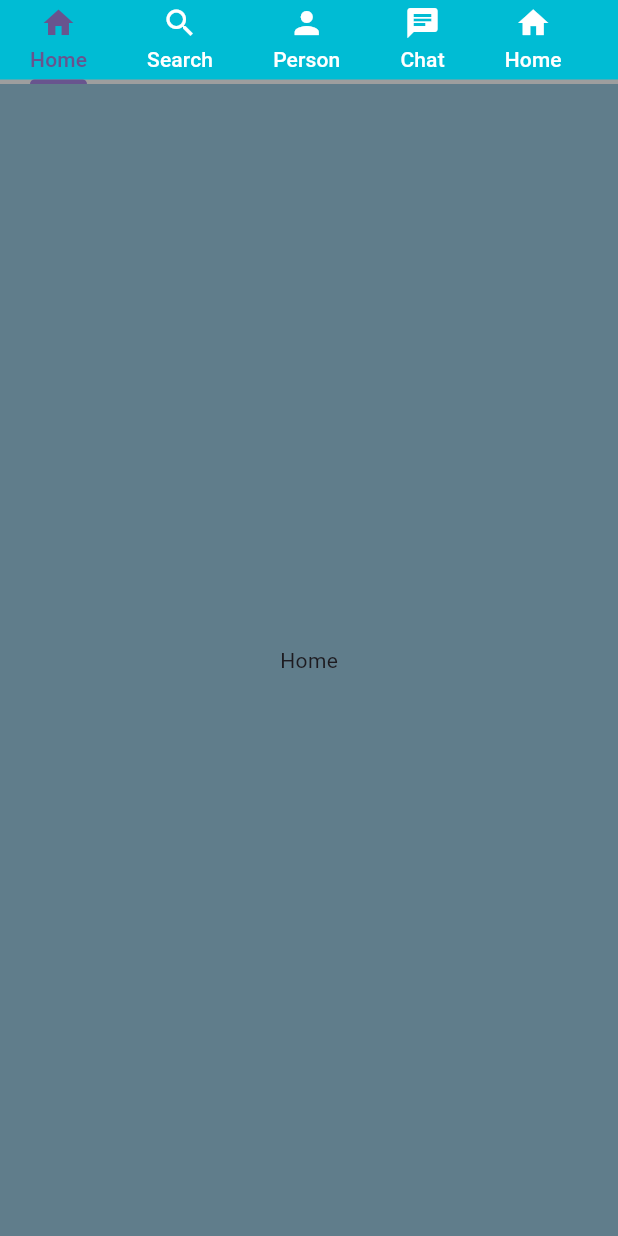
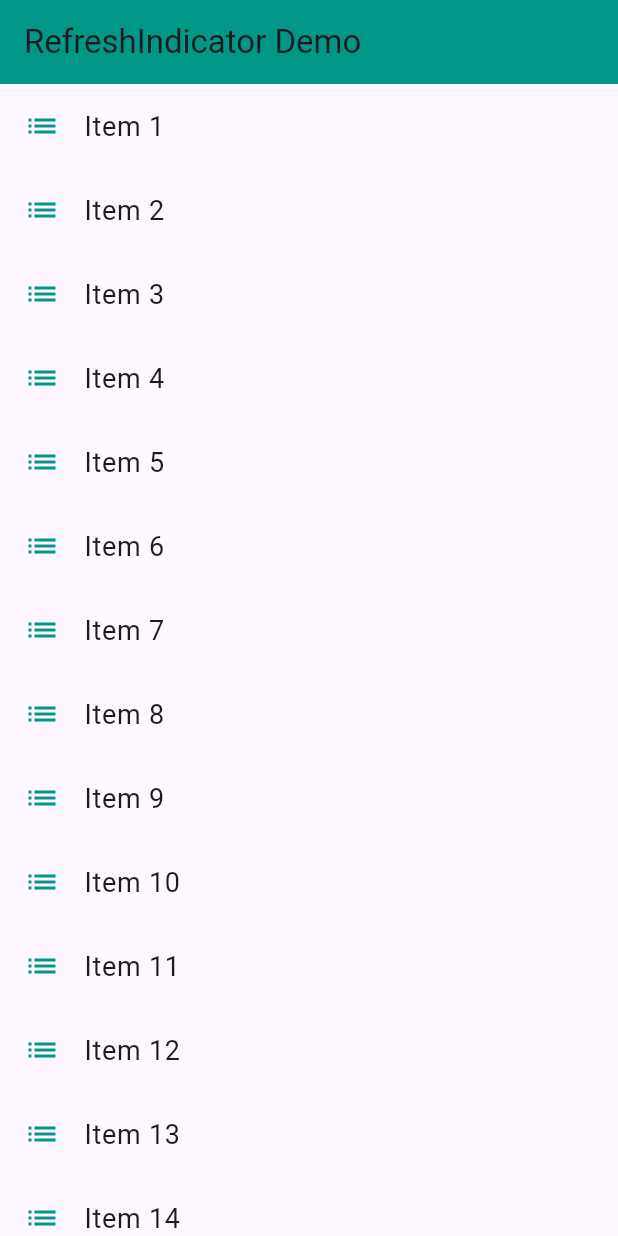
Before and after one commit to KapilMukati-Yunicorn/training_projects, a Flutter app: the screen it shows after launch, on a phone screen of 412 x 824 dp. Run offline on Flutter 3.47's test engine with Material 3 defaults, Android fonts, the phone set to English and light mode, and no system bars; our stand-ins replace cached_network_image, fluttertoast.

Commit message:
updation in navigationBar, tabbar & refresh_indicator

```diff
--- a/lib/flutter_widgets/my_custom_tabs.dart
+++ b/lib/flutter_widgets/my_custom_tabs.dart
@@ -35,7 +35,7 @@ class _MyCustomTabsState extends State<MyCustomTabs> {
               physics: BouncingScrollPhysics(),
               dividerColor: Colors.grey,
               indicatorWeight: 3,
-              // dragStartBehavior: DragStartBehavior.start,
+              dragStartBehavior: DragStartBehavior.down,
               unselectedLabelColor: Colors.white,
 
               unselectedLabelStyle: TextStyle(
--- a/lib/flutter_widgets/refresh_indicator.dart
+++ b/lib/flutter_widgets/refresh_indicator.dart
@@ -153,13 +153,13 @@ class _RefreshExampleState extends State<RefreshExample> {
           },
         ),
       ),
-      // floatingActionButton: FloatingActionButton(
-      //   child: Icon(Icons.refresh),
-      //   onPressed: () {
-      //     print("FAB pressed — showing indicator");
-      //     _refreshKey.currentState?.show();
-      //   },
-      // ),
+      floatingActionButton: FloatingActionButton(
+        child: Icon(Icons.refresh),
+        onPressed: () {
+          print("FAB pressed — showing indicator");
+          _refreshKey.currentState?.show();
+        },
+      ),
     );
   }
 }
@@ -196,3 +196,54 @@ class _CustomToastState extends State<CustomToast> {
     );
   }
 }
+
+class RefreshDemo extends StatefulWidget {
+  @override
+  State<RefreshDemo> createState() => _RefreshDemoState();
+}
+
+class _RefreshDemoState extends State<RefreshDemo> {
+  List<String> items = List.generate(15, (index) => "Item ${index + 1}");
+
+  Future<void> _refreshData() async {
+    // simulate a delay (like fetching from API)
+    await Future.delayed(Duration(seconds: 2));
+
+    setState(() {
+      // items.insert(0, "New Item ${items.length + 1}");
+      items.add("New Item ${items.length + 1}");
+    });
+  }
+
+  @override
+  Widget build(BuildContext context) {
+    return Scaffold(
+      appBar: AppBar(
+        title: Text("RefreshIndicator Demo"),
+        backgroundColor: Colors.teal,
+      ),
+      body: RefreshIndicator(
+        onRefresh: _refreshData,
+        color: Colors.white,
+        backgroundColor: Colors.teal,
+        displacement: 50,
+        strokeWidth: 3,
+
+        // 👇 child must be scrollable
+        child: ListView.builder(
+          physics: const AlwaysScrollableScrollPhysics(),
+          itemCount: items.length,
+          itemBuilder: (context, index) {
+            return ListTile(
+              leading: Icon(Icons.list, color: Colors.teal),
+              title: Text(
+                items[index],
+                style: TextStyle(fontSize: 18),
+              ),
+            );
+          },
+        ),
+      ),
+    );
+  }
+}
--- a/lib/main.dart
+++ b/lib/main.dart
@@ -66,11 +66,12 @@ class MyApp extends StatelessWidget {
       // home: MyFruitClass(),
       // home: CustomButtonClass(),
       // home: RefreshExample(),
+      home: RefreshDemo(),
       // home: CustomToast(),
       // home: PageViewDemo(),
       // home: PageViewDemoClass(),
       // home: CustomNavbarNavigationBarWidget(),
-      home: MyCustomTabs(),
+      // home: MyCustomTabs(),
       debugShowCheckedModeBanner: false,
     );
   }
```
Also changed, not shown: lib/flutter_widgets/custom_navbar.dart (+11 -1 lines).
